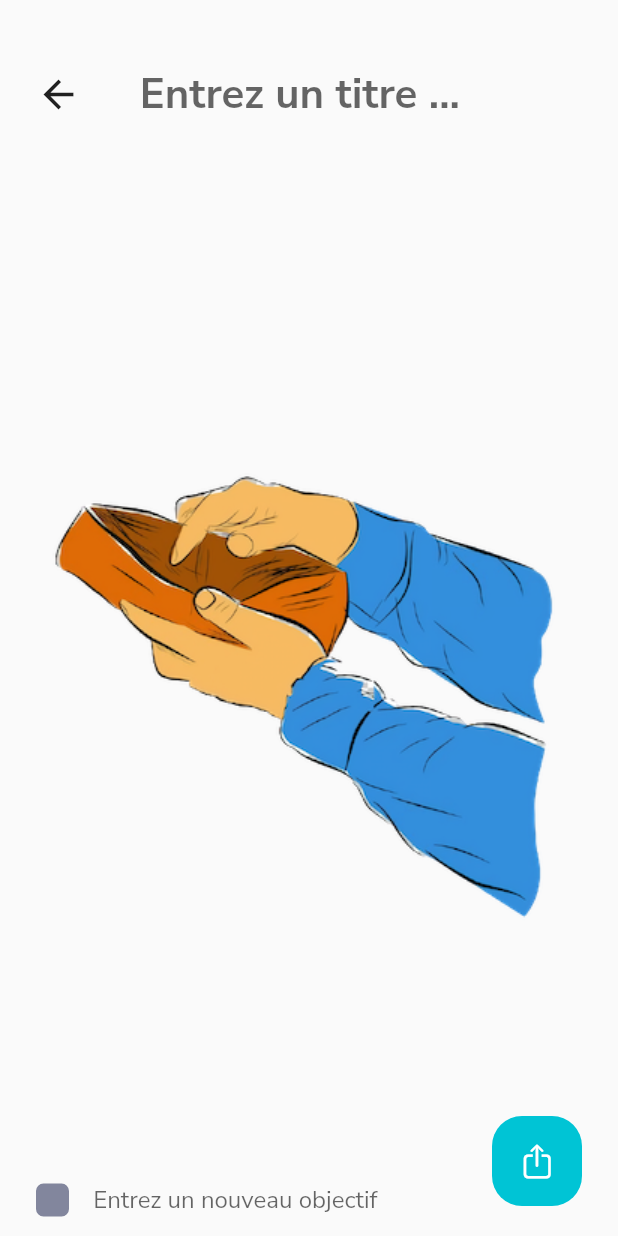
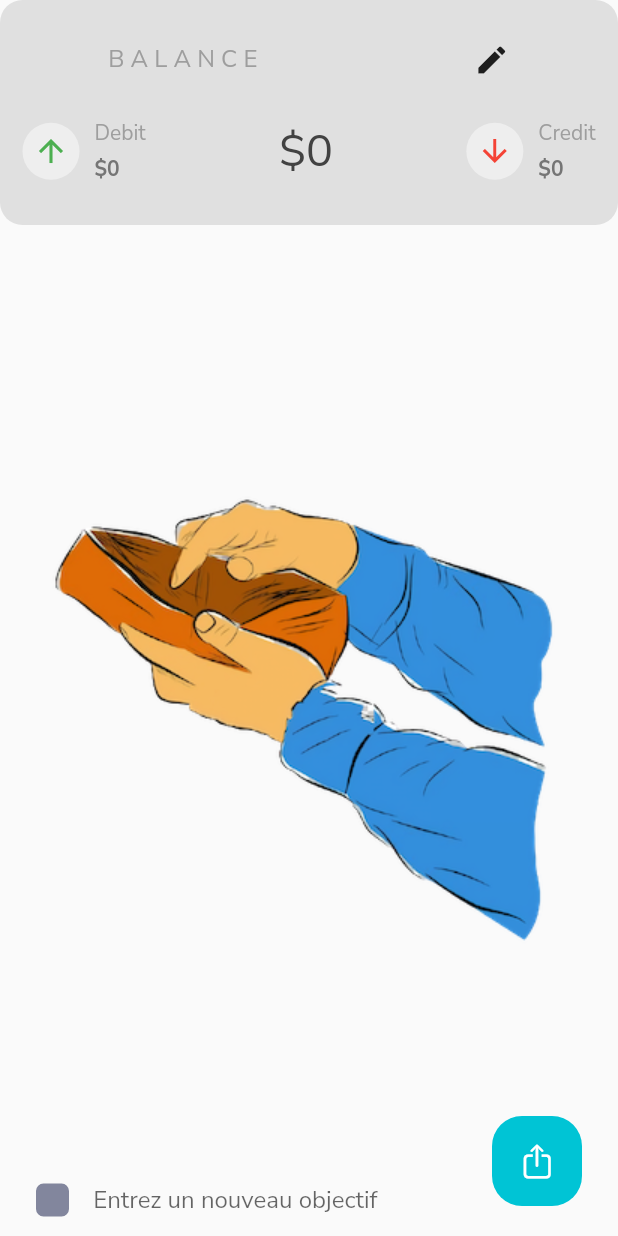
Before and after one commit to aurelienbono/Kamte, a Flutter app: the TaskPage screen opened directly with empty values, on a phone screen of 412 x 824 dp. Run offline on Flutter 3.47's test engine with Material 2 defaults, Android fonts, the phone set to English and light mode, and no system bars; our stand-ins replace flutter_slidable, google_fonts, share_plus, sqflite; accounts and stored records are empty.

```diff
--- a/lib/screen/taskpage.dart
+++ b/lib/screen/taskpage.dart
@@ -1,6 +1,4 @@
 // ignore_for_file: prefer_const_constructors, avoid_unnecessary_containers, prefer_const_literals_to_create_immutables, prefer_interpolation_to_compose_strings
-
-import 'dart:ffi';
 
 import 'package:flutter/cupertino.dart';
 import 'package:flutter/material.dart';
@@ -53,52 +51,53 @@ class _TaskPageState extends State<TaskPage> {
             Column(
               crossAxisAlignment: CrossAxisAlignment.start,
               children: [
+                // Padding(
+                //   padding: const EdgeInsets.only(top: 16, bottom: 6),
+                //   child: Row(
+                //     children: [
+                //       InkWell(
+                //         onTap: () {
+                //           Navigator.pop(context);
+                //         },
+                //         child: Padding(
+                //           padding: const EdgeInsets.all(10.0),
+                //           child: Icon(
+                //             Icons.arrow_back_sharp,
+                //             size: 30,
+                //           ),
+                //         ),
+                //       ),
+                //       Expanded(
+                //           child: TextField(
+                //         onSubmitted: (value) async {
+                //           if (value != '') {
+                //             if (widget.task == null) {
+                //               Task _newTask =
+                //                   Task(title: value, total: 0, status: 0);
+                //               await _dbHelper.insertTask(_newTask);
+
+                //               if (_newTask.status == 0) {
+                //               } else {}
+                //             } else {
+                //               await _dbHelper.updateTaskTitle(_taskId!, value);
+                //             }
+                //           }
+                //         },
+                //         controller: TextEditingController()..text = _taskTitle!,
+                //         decoration: InputDecoration(
+                //             hintText: "  Entrez un titre ...",
+                //             border: InputBorder.none),
+                //         style: TextStyle(
+                //             fontSize: 28,
+                //             fontWeight: FontWeight.bold,
+                //             color: Color(0xff86829d)),
+                //       ))
+                //     ],
+                //   ),
+                // ),
+                TopCard(),
                 Padding(
-                  padding: const EdgeInsets.only(top: 24, bottom: 12),
-                  child: Row(
-                    children: [
-                      InkWell(
-                        onTap: () {
-                          Navigator.pop(context);
-                        },
-                        child: Padding(
-                          padding: const EdgeInsets.all(24.0),
-                          child: Icon(
-                            Icons.arrow_back_sharp,
-                            size: 30,
-                          ),
-                        ),
-                      ),
-                      Expanded(
-                          child: TextField(
-                        onSubmitted: (value) async {
-                          if (value != '') {
-                            if (widget.task == null) {
-                              Task _newTask =
-                                  Task(title: value, total: 0, status: 0);
-                              await _dbHelper.insertTask(_newTask);
-
-                              if (_newTask.status == 0) {
-                              } else {}
-                            } else {
-                              await _dbHelper.updateTaskTitle(_taskId!, value);
-                            }
-                          }
-                        },
-                        controller: TextEditingController()..text = _taskTitle!,
-                        decoration: InputDecoration(
-                            hintText: "  Entrez un titre ...",
-                            border: InputBorder.none),
-                        style: TextStyle(
-                            fontSize: 28,
-                            fontWeight: FontWeight.bold,
-                            color: Color(0xff86829d)),
-                      ))
-                    ],
-                  ),
-                ),
-                Padding(
-                  padding: const EdgeInsets.only(bottom: 12),
+                  padding: const EdgeInsets.only(bottom:7 ),
                 ),
                 FutureBuilder(
                     initialData: [],
--- a/lib/widget.dart
+++ b/lib/widget.dart
@@ -1,4 +1,4 @@
-// ignore_for_file: prefer_const_constructors, prefer_const_literals_to_create_immutables, use_key_in_widget_constructors
+// ignore_for_file: prefer_const_constructors, prefer_const_literals_to_create_immutables, use_key_in_widget_constructors, prefer_interpolation_to_compose_strings, sort_child_properties_last
 
 import 'package:flutter/cupertino.dart';
 import 'package:flutter/material.dart';
@@ -122,3 +122,130 @@ class NoGlowBehaviour extends ScrollBehavior{
     return child;
   }
 }
+
+
+class TopCard extends StatelessWidget {
+  const TopCard({Key? key}) : super(key: key);
+
+  @override
+  Widget build(BuildContext context) {
+    return Container(
+        height: 150,
+        child: Center(
+          child: Column(
+            mainAxisAlignment: MainAxisAlignment.spaceEvenly,
+            children: [
+                  Row(
+                    mainAxisAlignment: MainAxisAlignment.spaceAround,
+                    children: [
+                      Text('B A L A N C E',
+                      style: TextStyle(color: Colors.grey[500], fontSize: 16)),
+
+                      Icon(Icons.edit)
+                    ],
+                  ),
+              Padding(
+                padding: const EdgeInsets.symmetric(horizontal: 15.0),
+                child: Row(
+                  mainAxisAlignment: MainAxisAlignment.spaceBetween,
+                  children: [
+                    Row(
+                      children: [
+                        Container(
+                          padding: EdgeInsets.all(7),
+                          decoration: BoxDecoration(
+                            shape: BoxShape.circle,
+                            color: Colors.grey[200],
+                          ),
+                          child: Center(
+                            child: Icon(
+                              Icons.arrow_upward,
+                              color: Colors.green,
+                            ),
+                          ),
+                        ),
+                        SizedBox(
+                          width: 10,
+                        ),
+
+                        Column(
+                          crossAxisAlignment: CrossAxisAlignment.start,
+                          children: [
+                            Text('Debit',
+                                style: TextStyle(color: Colors.grey[500])),
+                            SizedBox(
+                              height: 5,
+                            ),
+                            Text('\$' + "0",
+                                style: TextStyle(
+                                    color: Colors.grey[600],
+                                    fontWeight: FontWeight.bold)),
+                          ],
+                        )
+                      ],
+                    ),
+            Text(
+                            '\$' + "0",
+                            style: TextStyle(color: Colors.grey[800], fontSize: 30),
+                          ),
+
+                    Row(
+                      children: [
+                        Container(
+                          padding: EdgeInsets.all(7),
+                          decoration: BoxDecoration(
+                            shape: BoxShape.circle,
+                            color: Colors.grey[200],
+                          ),
+                          child: Center(
+                            child: Icon(
+                              Icons.arrow_downward,
+                              color: Colors.red,
+                            ),
+                          ),
+                        ),
+                        SizedBox(
+                          width: 10,
+                        ),
+                        Column(
+                          crossAxisAlignment: CrossAxisAlignment.start,
+                          children: [
+                            Text('Credit',
+                                style: TextStyle(color: Colors.grey[500])),
+                            SizedBox(
+                              height: 5,
+                            ),
+                            Text('\$' + "0",
+                                style: TextStyle(
+                                    color: Colors.grey[600],
+                                    fontWeight: FontWeight.bold)),
+                          ],
+                        )
+                      ],
+                    )
+                  ],
+                ),
+              )
+            ],
+          ),
+        ),
+        decoration: BoxDecoration(
+            borderRadius: BorderRadius.circular(15),
+            color: Colors.grey[300],
+            // boxShadow: [
+            //   BoxShadow(
+            //       color: Colors.grey.shade500,
+            //       offset: Offset(4.0, 4.0),
+            //       blurRadius: 15.0,
+            //       spreadRadius: 1.0),
+            //   BoxShadow(
+            //       color: Colors.white,
+            //       offset: Offset(-4.0, -4.0),
+            //       blurRadius: 15.0,
+            //       spreadRadius: 1.0),
+            // ]
+            ),
+
+    );
+  }
+}
```
Also changed, not shown: pubspec.yaml (+9 -0 lines), assets/images/icons/icon.png (added), pubspec.lock, 24 other files.
